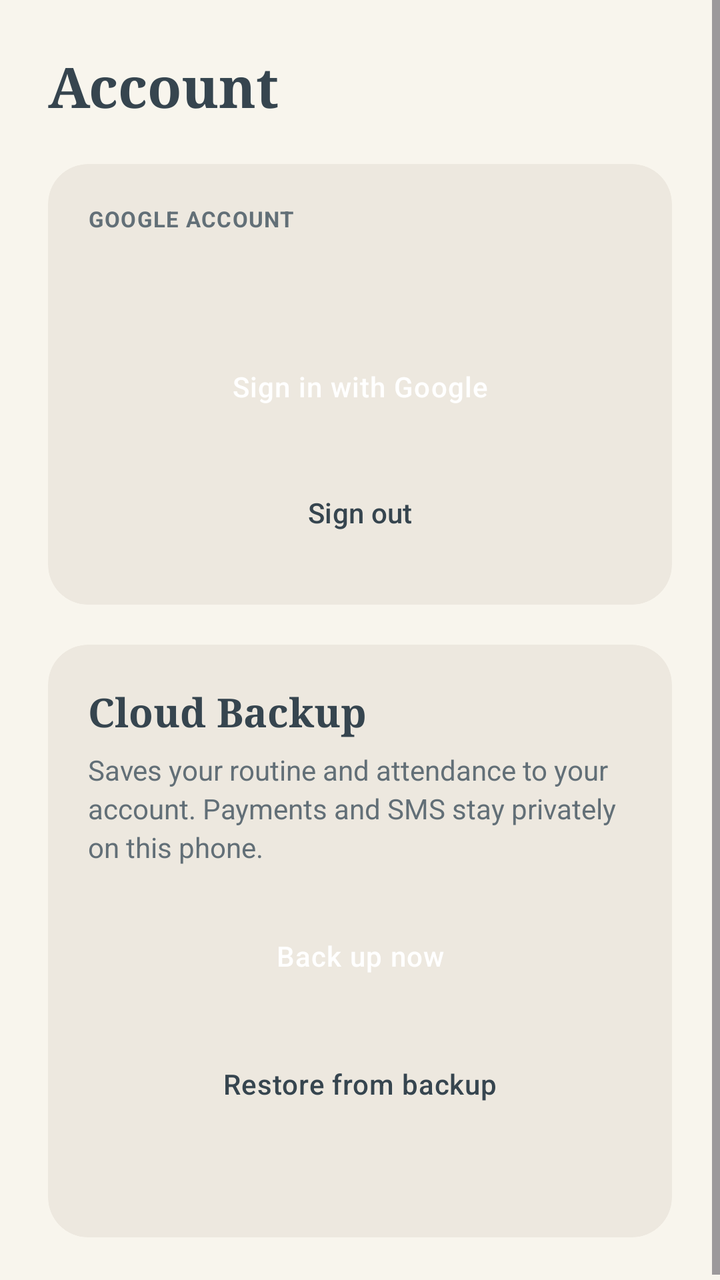
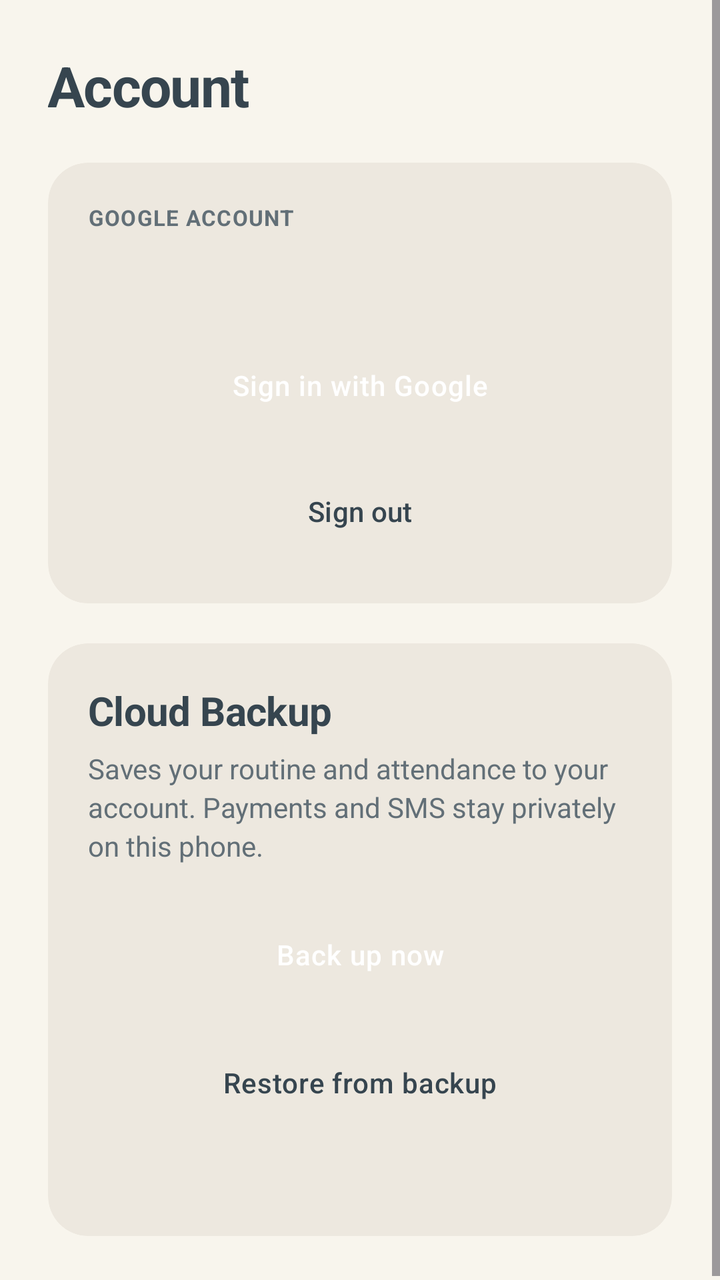

Compare the two renders of this Android layout. The source of the first and the diff that turns it into the second are given below.
<!-- AndroidManifest.xml: application theme Theme.Fluxora -->
<!-- res/layout/activity_account.xml -->
<?xml version="1.0" encoding="utf-8"?>
<ScrollView xmlns:android="http://schemas.android.com/apk/res/android"
    xmlns:app="http://schemas.android.com/apk/res-auto"
    android:layout_width="match_parent"
    android:layout_height="match_parent"
    android:background="?android:attr/colorBackground"
    android:fitsSystemWindows="true">

    <LinearLayout
        android:layout_width="match_parent"
        android:layout_height="wrap_content"
        android:orientation="vertical"
        android:padding="24dp">

        <TextView
            android:layout_width="wrap_content"
            android:layout_height="wrap_content"
            android:layout_marginBottom="20dp"
            android:fontFamily="serif"
            android:text="Account"
            android:textColor="?attr/colorOnBackground"
            android:textSize="28sp"
            android:textStyle="bold" />

        
        <com.google.android.material.card.MaterialCardView
            android:layout_width="match_parent"
            android:layout_height="wrap_content"
            android:layout_marginBottom="20dp"
            app:cardBackgroundColor="?attr/colorSurface"
            app:cardCornerRadius="20dp"
            app:cardElevation="0dp"
            app:contentPadding="20dp"
            app:strokeWidth="0dp">

            <LinearLayout
                android:layout_width="match_parent"
                android:layout_height="wrap_content"
                android:orientation="vertical">

                <TextView
                    android:layout_width="match_parent"
                    android:layout_height="wrap_content"
                    android:letterSpacing="0.04"
                    android:text="GOOGLE ACCOUNT"
                    android:textColor="?attr/colorOnSurfaceVariant"
                    android:textSize="11sp"
                    android:textStyle="bold" />

                <TextView
                    android:id="@+id/tvStatus"
                    android:layout_width="match_parent"
                    android:layout_height="wrap_content"
                    android:paddingTop="10dp"
                    android:paddingBottom="18dp"
                    android:textColor="?attr/colorOnSurface"
                    android:textSize="16sp"
                    android:textStyle="bold" />

                <Button
                    android:id="@+id/btnSignIn"
                    style="@style/Widget.Fluxora.Button.Primary"
                    android:layout_width="match_parent"
                    android:layout_height="wrap_content"
                    android:text="Sign in with Google" />

                <Button
                    android:id="@+id/btnSignOut"
                    style="@style/Widget.Material3.Button.OutlinedButton"
                    android:layout_width="match_parent"
                    android:layout_height="wrap_content"
                    android:layout_marginTop="10dp"
                    android:minHeight="52dp"
                    android:text="Sign out"
                    android:textColor="?attr/colorOnSurface"
                    app:cornerRadius="999dp"
                    app:strokeColor="?attr/colorOutline" />
            </LinearLayout>
        </com.google.android.material.card.MaterialCardView>

        
        <com.google.android.material.card.MaterialCardView
            android:layout_width="match_parent"
            android:layout_height="wrap_content"
            app:cardBackgroundColor="?attr/colorSurface"
            app:cardCornerRadius="20dp"
            app:cardElevation="0dp"
            app:contentPadding="20dp"
            app:strokeWidth="0dp">

            <LinearLayout
                android:layout_width="match_parent"
                android:layout_height="wrap_content"
                android:orientation="vertical">

                <TextView
                    android:layout_width="match_parent"
                    android:layout_height="wrap_content"
                    android:fontFamily="serif"
                    android:text="Cloud Backup"
                    android:textColor="?attr/colorOnSurface"
                    android:textSize="20sp"
                    android:textStyle="bold" />

                <TextView
                    android:layout_width="match_parent"
                    android:layout_height="wrap_content"
                    android:layout_marginTop="6dp"
                    android:layout_marginBottom="18dp"
                    android:lineSpacingExtra="3dp"
                    android:text="Saves your routine and attendance to your account. Payments and SMS stay privately on this phone."
                    android:textColor="?attr/colorOnSurfaceVariant"
                    android:textSize="14sp" />

                <Button
                    android:id="@+id/btnBackup"
                    style="@style/Widget.Fluxora.Button.Primary"
                    android:layout_width="match_parent"
                    android:layout_height="wrap_content"
                    android:text="Back up now" />

                <Button
                    android:id="@+id/btnRestore"
                    style="@style/Widget.Fluxora.Button.Secondary"
                    android:layout_width="match_parent"
                    android:layout_height="wrap_content"
                    android:layout_marginTop="10dp"
                    android:text="Restore from backup" />

                <TextView
                    android:id="@+id/tvResult"
                    android:layout_width="match_parent"
                    android:layout_height="wrap_content"
                    android:paddingTop="12dp"
                    android:textColor="?attr/colorPrimary"
                    android:textSize="13sp" />
            </LinearLayout>
        </com.google.android.material.card.MaterialCardView>
    </LinearLayout>
</ScrollView>
<!-- resources referenced by this layout -->
<resources>
  <style name="Widget.Fluxora.Button.Primary" parent="Widget.Material3.Button">
          <item name="backgroundTint">?attr/colorPrimary</item>
          <item name="android:textColor">?attr/colorOnPrimary</item>
          <item name="cornerRadius">999dp</item>
          <item name="android:insetTop">0dp</item>
          <item name="android:insetBottom">0dp</item>
          <item name="android:minHeight">54dp</item>
          <item name="android:letterSpacing">0.03</item>
          <item name="android:textAllCaps">false</item>
          <item name="elevation">0dp</item>
      </style>
  <style name="Widget.Fluxora.Button.Secondary" parent="Widget.Material3.Button.TonalButton">
          <item name="backgroundTint">?attr/colorSecondaryContainer</item>
          <item name="android:textColor">?attr/colorOnSecondaryContainer</item>
          <item name="cornerRadius">999dp</item>
          <item name="android:insetTop">0dp</item>
          <item name="android:insetBottom">0dp</item>
          <item name="android:minHeight">54dp</item>
          <item name="android:letterSpacing">0.02</item>
          <item name="android:textAllCaps">false</item>
      </style>
  <style name="Theme.Fluxora" parent="Base.Theme.Fluxora" />
  <color name="primary">#6B8E7E</color>
  <color name="on_primary">#FFFFFF</color>
  <color name="primary_container">#DCE7E1</color>
  <color name="on_primary_container">#23352D</color>
  <color name="secondary">#F0D9C5</color>
  <color name="on_secondary">#36454F</color>
  <color name="secondary_container">#F0D9C5</color>
  <color name="on_secondary_container">#36454F</color>
  <color name="tertiary">#D4AF37</color>
  <color name="on_tertiary">#1E2824</color>
  <color name="tertiary_container">#F7EFE0</color>
  <color name="on_tertiary_container">#4A3B0C</color>
  <color name="background_light">#F8F5ED</color>
  <color name="text_primary_light">#36454F</color>
  <color name="surface_light">#EDE8DF</color>
  <color name="surface_variant_light">#E2DDD2</color>
  <color name="text_secondary_light">#626F77</color>
  <color name="surface_container_light">#E5DFD3</color>
  <color name="outline_light">#C9C3B6</color>
  <color name="outline_variant_light">#DFDAD0</color>
  <color name="danger">#B85450</color>
  <color name="danger_container">#F5DFDE</color>
  <color name="on_danger_container">#4A1B19</color>
  <style name="Widget.Fluxora.CardView" parent="Widget.Material3.CardView.Filled">
          <item name="cardBackgroundColor">?attr/colorSurface</item>
          <item name="cardCornerRadius">20dp</item>
          <item name="cardElevation">0dp</item>
          <item name="strokeWidth">0dp</item>
          <item name="contentPadding">20dp</item>
      </style>
  <style name="ThemeOverlay.Fluxora.BottomSheetDialog" parent="ThemeOverlay.Material3.BottomSheetDialog">
          <item name="bottomSheetStyle">@style/Widget.Fluxora.BottomSheet</item>
      </style>
  <style name="Widget.Fluxora.BottomSheet" parent="Widget.Material3.BottomSheet.Modal">
          <item name="backgroundTint">?attr/colorSurface</item>
          <item name="shapeAppearanceOverlay">@style/ShapeAppearance.Fluxora.BottomSheet</item>
          <item name="elevation">0dp</item>
      </style>
  <style name="ShapeAppearance.Fluxora.BottomSheet" parent="">
          <item name="cornerFamily">rounded</item>
          <item name="cornerSizeTopLeft">24dp</item>
          <item name="cornerSizeTopRight">24dp</item>
          <item name="cornerSizeBottomLeft">0dp</item>
          <item name="cornerSizeBottomRight">0dp</item>
      </style>
  <!-- unchanged entries left out for length: 1 -->
</resources>

<!-- the commit's change to res/layout/activity_account.xml (unified diff, before → after) -->
@@ -16,7 +16,8 @@
             android:layout_width="wrap_content"
             android:layout_height="wrap_content"
             android:layout_marginBottom="20dp"
-            android:fontFamily="serif"
+            android:fontFamily="sans-serif"
+            android:letterSpacing="-0.02"
             android:text="Account"
             android:textColor="?attr/colorOnBackground"
             android:textSize="28sp"
@@ -41,6 +42,7 @@
                 <TextView
                     android:layout_width="match_parent"
                     android:layout_height="wrap_content"
+                    android:fontFamily="sans-serif"
                     android:letterSpacing="0.04"
                     android:text="GOOGLE ACCOUNT"
                     android:textColor="?attr/colorOnSurfaceVariant"
@@ -51,6 +53,7 @@
                     android:id="@+id/tvStatus"
                     android:layout_width="match_parent"
                     android:layout_height="wrap_content"
+                    android:fontFamily="sans-serif"
                     android:paddingTop="10dp"
                     android:paddingBottom="18dp"
                     android:textColor="?attr/colorOnSurface"
@@ -96,7 +99,8 @@
                 <TextView
                     android:layout_width="match_parent"
                     android:layout_height="wrap_content"
-                    android:fontFamily="serif"
+                    android:fontFamily="sans-serif"
+                    android:letterSpacing="-0.01"
                     android:text="Cloud Backup"
                     android:textColor="?attr/colorOnSurface"
                     android:textSize="20sp"
@@ -107,6 +111,7 @@
                     android:layout_height="wrap_content"
                     android:layout_marginTop="6dp"
                     android:layout_marginBottom="18dp"
+                    android:fontFamily="sans-serif"
                     android:lineSpacingExtra="3dp"
                     android:text="Saves your routine and attendance to your account. Payments and SMS stay privately on this phone."
                     android:textColor="?attr/colorOnSurfaceVariant"
@@ -131,6 +136,7 @@
                     android:id="@+id/tvResult"
                     android:layout_width="match_parent"
                     android:layout_height="wrap_content"
+                    android:fontFamily="sans-serif"
                     android:paddingTop="12dp"
                     android:textColor="?attr/colorPrimary"
                     android:textSize="13sp" />
